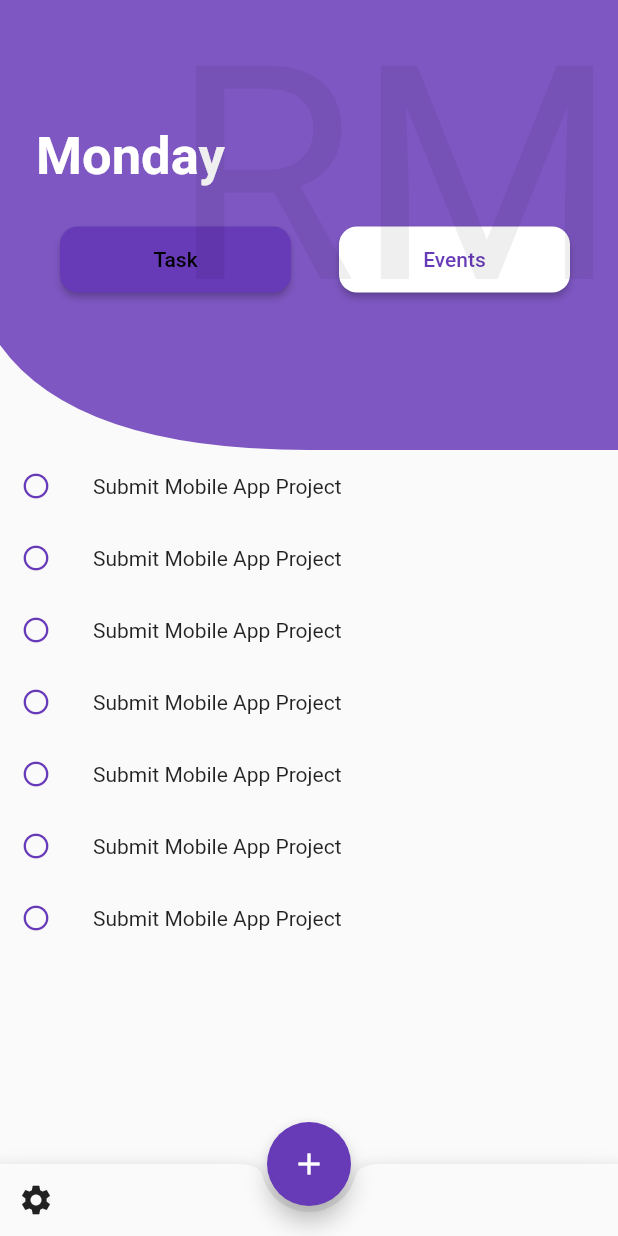
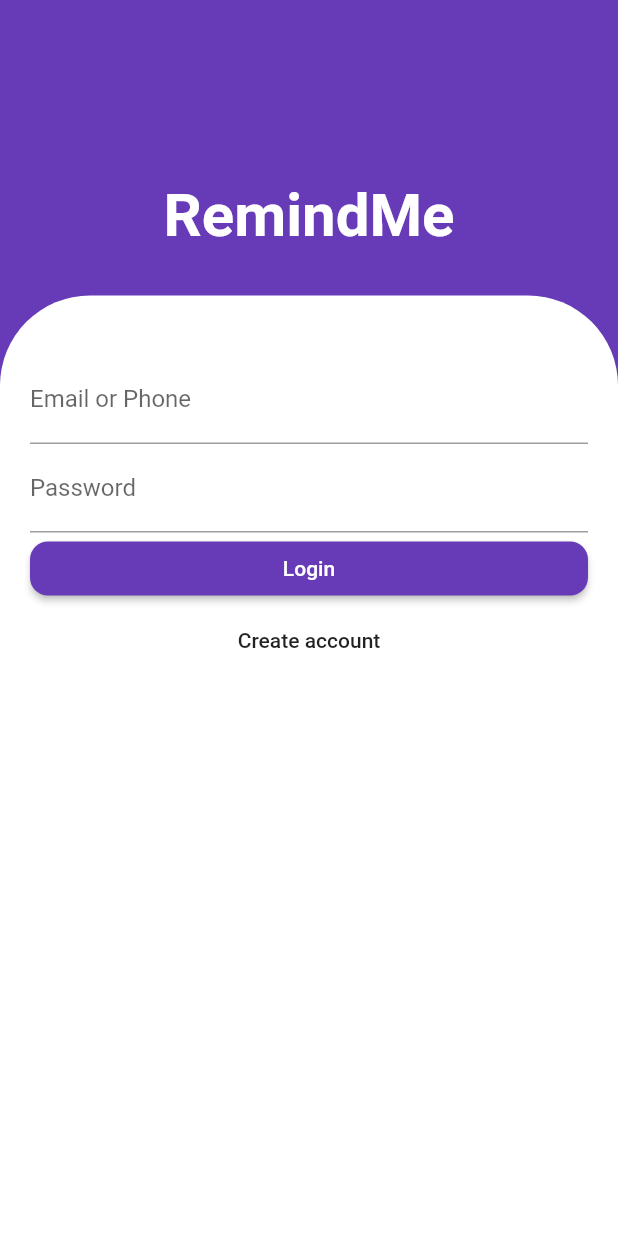
Before and after one commit to marvin14/projectRemindME, a Flutter app: the screen it shows after launch, on a phone screen of 412 x 824 dp. Run offline on Flutter 3.47's test engine with Material 2 defaults, Android fonts, the phone set to English and light mode, and no system bars; our stand-ins replace firebase_auth, table_calendar; accounts and stored records are empty.

Commit message:
3rd commit with sign in

```diff
--- a/lib/main.dart
+++ b/lib/main.dart
@@ -1,10 +1,10 @@
 import 'package:flutter/material.dart';
 import 'package:flutter/rendering.dart';
-import 'package:project/pages/add_event_page.dart';
-import 'package:project/pages/add_task_page.dart';
+import 'package:project/pages/calendar.dart';
 import 'package:project/pages/event_page.dart';
+import 'package:project/pages/landing_page.dart';
 import 'package:project/pages/task_page.dart';
-import 'package:project/widgets/custom_button.dart';
+import 'package:firebase_auth/firebase_auth.dart';
 
 void main() => runApp(MyApp());
 
@@ -14,203 +14,186 @@ class MyApp extends StatelessWidget {
   Widget build(BuildContext context) {
     return MaterialApp(
         title: 'RemindMe',
-      theme: ThemeData(
-
-        primarySwatch: Colors.deepPurple
-      ),
-      home: MyHomePage(title: 'RemindMe'),
-      routes: <String,WidgetBuilder>{
-        "/taskPage":(BuildContext context)=>TaskPage(),
-        "/eventPage":(BuildContext context)=>EventPage()
-      }
-    );
+        theme: ThemeData(primarySwatch: Colors.deepPurple),
+        home: UserLogin(),
+        routes: <String, WidgetBuilder>{
+          "/taskPage": (BuildContext context) => TaskPage(),
+          "/eventPage": (BuildContext context) => EventPage(),
+          "/calendar": (BuildContext context) => HomePage(),
+          "/landing": (BuildContext context) => MyHomePage(),
+        });
   }
 }
 
-class MyHomePage extends StatefulWidget {
-  MyHomePage({Key key, this.title}) : super(key: key);
-
-
-  final String title;
-
+class UserLogin extends StatefulWidget {
   @override
-  _MyHomePageState createState() => _MyHomePageState();
+  _UserLoginState createState() => _UserLoginState();
 }
 
-class _MyHomePageState extends State<MyHomePage> {
+enum FormType { login, register }
 
-  PageController _pageController = PageController();
-  double currentPage = 0;
+class _UserLoginState extends State<UserLogin> {
+  TextEditingController emailEditingContrller = TextEditingController();
+
+  final _formKey = GlobalKey<FormState>();
+  String _email;
+  String _password;
+  FormType _formType = FormType.login;
+
+  bool validate() {
+    final form = _formKey.currentState;
+    if (form.validate()) {
+      form.save();
+      Navigator.push(context, MaterialPageRoute(builder:(context)=>MyHomePage() ));
+      return true;
+    }
+    return false;
+  }
+
+  void validateSubmit() async {
+    if (validate()) {
+      try {
+        if (_formType == FormType.login){
+        FirebaseUser user = (await FirebaseAuth.instance.signInWithEmailAndPassword(email: _email, password: _password)) as FirebaseUser;
+        print('Signed in: ${user.uid}');
+      }else{
+        FirebaseUser user = (await FirebaseAuth.instance.createUserWithEmailAndPassword(email: _email, password: _password)) as FirebaseUser;
+        print('Registered user:${user.uid}');
+      }
+      } catch (e) {
+        print('Error:$e');
+      }
+    }
+  }
+
+  void register() {
+   _formKey.currentState.reset();
+    setState(() {
+      _formType = FormType.register;
+    });
+  }
+
+  void login(){
+    _formKey.currentState.reset();
+    setState(() {
+     _formType =FormType.login;
+    });
+  }
 
   @override
   Widget build(BuildContext context) {
-    _pageController.addListener((){
-      setState(() {
-       currentPage =_pageController.page;
-      });
-    });
-
     return Scaffold(
-        body:Stack(
-          children: <Widget>[_mainContext(context),
-          Positioned(
-            right:0,
-        child: Text("RM" ,style: TextStyle(fontSize: 200, color: Color(0x10000000)),)
-          ,)],
+      body: Container(
+        width: double.infinity,
+        color: Theme.of(context).accentColor,
+        child: Column(
+          crossAxisAlignment: CrossAxisAlignment.center,
+          children: <Widget>[
+            SizedBox(
+              height: 80,
             ),
-
-
-        floatingActionButton: FloatingActionButton(
-          onPressed:(){
-              showDialog(
-                barrierDismissible: false,
-                context: context,
-                builder: (BuildContext context){
-                  return Dialog(
-                    child: currentPage == 0 ? AddTaskPage() : AddEventPage(),
-                  shape: RoundedRectangleBorder(
-                    borderRadius: BorderRadius.circular(12)),);
-                }
+            Padding(padding: EdgeInsets.all(20)),
+            Text(
+              "RemindMe",
+              style: TextStyle(color: Colors.white, fontSize: 40,fontWeight: FontWeight.bold),
+            ),
+            SizedBox(
+              height: 30,
+            ),
+            Expanded(
+              child: Container(
+                decoration: BoxDecoration(
+                    color: Colors.white,
+                    borderRadius: BorderRadius.only(
+                        topLeft: Radius.circular(60),
+                        topRight: Radius.circular(60))),
+                child: Padding(
+                  padding: EdgeInsets.all(20),
+                  child: Column(
+                    children: <Widget>[
+                      SizedBox(
+                        height: 20,
+                      ),
+                      SingleChildScrollView(
+                        child: Container(
+                          child: Form(
+                            key: _formKey,
+                            child: Column(
+                              crossAxisAlignment: CrossAxisAlignment.stretch,
+                              mainAxisAlignment: MainAxisAlignment.start,
+                              children: buildInputs()+submitButtons(),
+                            ),
+                          ),
+                        ),
+                      ),
+                    ],
+                  ),
+                ),
+              ),
+            ),
+          ],
+        ),
+      ),
     );
-
-          },
-          child: Icon(Icons.add),
-          ),
-          floatingActionButtonLocation: FloatingActionButtonLocation.centerDocked,
-
-          bottomNavigationBar:BottomAppBar(
-            color: Colors.grey[50],
-            shape: CircularNotchedRectangle(),
-            child:Row(
-              mainAxisAlignment: MainAxisAlignment.spaceBetween,
-              children: <Widget>[
-                IconButton(onPressed:(){},
-                icon: Icon(Icons.settings)
-                ,),
-              ],
-            )
-            ,) ,
-        );
-
   }
 
-  Widget _mainContext(BuildContext context) {
-    var children2 = <Widget>[
-               SizedBox(height: 60),
-               Padding(
-                 padding:const EdgeInsets.all(24.0),
+  List<Widget> buildInputs() {
+    return [
+      TextFormField(
+        validator: (value) => value.isEmpty ? 'Email Required' : null,
+        decoration: InputDecoration(
+          labelText: 'Email or Phone',
+        ),
+        onSaved: (value) => _email = value,
+      ),
+      TextFormField(
+        obscureText: true,
+        validator: (value) => value.isEmpty ? 'Password Required' : null,
+        decoration: InputDecoration(
+          labelText: 'Password',
+        ),
+        onSaved: (value) => _password = value,
+      ),
+    ];
+  }
 
-
-               child:Text("Monday",
-
-               style: TextStyle(fontSize: 35 ,
-               fontWeight: FontWeight.bold,
-               color: Colors.white,
-            )),
-
+  List<Widget> submitButtons() {
+    if (_formType== FormType.login){
+    return [
+      RaisedButton(
+        onPressed: validateSubmit,
+        shape: RoundedRectangleBorder(
+          borderRadius: BorderRadius.circular(12),
         ),
-
-
-            Row (
-                children: <Widget>[
-                Padding(padding: EdgeInsets.all(20.0),),
-                 Expanded(
-
-                       child: CustomButton(
-                          onPressed: (){
-                            Navigator.of(context).pushNamed("taskPage");
-                         _pageController.previousPage(
-                           duration:Duration(milliseconds: 500),
-                           curve:Curves.bounceInOut);
-                       },
-                      buttonText: "Task",
-
-                       color:
-                       currentPage < 0.5 ? Theme.of(context).accentColor:Colors.white,
-                       textColor:
-                        currentPage <0.5? Colors.black: Theme.of(context).accentColor,
-
+        color: Theme.of(context).accentColor,
+        child: Text(
+          "Login",
+          style: TextStyle(color: Colors.white),
         ),
       ),
-
-                 SizedBox(
-                   width: 32,
+      FlatButton(
+        child: Text('Create account'),
+        onPressed: register,
+      )
+    ];
+  }else{
+     return [
+      RaisedButton(
+        onPressed: validateSubmit,
+        shape: RoundedRectangleBorder(
+          borderRadius: BorderRadius.circular(12),
         ),
-
-                  Expanded(
-                     child: CustomButton(
-                         onPressed: (){
-                            Navigator.of(context).pushNamed("eventPage");
-                           _pageController.nextPage(
-                           duration:Duration(milliseconds: 500),
-                           curve:Curves.bounceInOut);
-                         },
-                     buttonText: "Events",
-
-                     color:
-                     currentPage > 0.5 ? Theme.of(context).accentColor:Colors.white,
-                     textColor:
-                        currentPage >0.5? Colors.black: Theme.of(context).accentColor,
-
-
-
+        color: Theme.of(context).accentColor,
+        child: Text(
+          "Create account",
+          style: TextStyle(color: Colors.white),
         ),
       ),
-                SizedBox(
-                    width:32 ,)
-               ],
-               ),
+      FlatButton(
+        child: Text('Have an account? Login'),
+        onPressed: login,
+      )
      ];
-    return Column(
-        children: <Widget>[
-
-        ClipPath (
-          clipper: Myclipper(),
-           child: Container(
-             child: Column(
-               crossAxisAlignment: CrossAxisAlignment.start,
-               children: children2,
-               ),
-
-            height:300 ,
-            decoration: BoxDecoration(
-            color:Colors.deepPurple[400] ),
-              ),
-                ),
-
-        Expanded(
-        child: PageView(
-          controller: _pageController,
-          children: <Widget>[
-          TaskPage(),EventPage()],
-        )),
-
-
-
-      ],
-     );
-
   }
-
 }
-
-   class Myclipper extends CustomClipper<Path>{
-  @override
-  Path getClip(Size size) {
-    var path =new Path();
-      path.lineTo(0, size.height-70);
-      var controllPoint=Offset(50,size.height);
-      var endPoint=Offset(size.width/2, size.height);
-      path.quadraticBezierTo(controllPoint.dx, controllPoint.dy, endPoint.dx, endPoint.dy);
-      path.lineTo(size.width, size.height);
-      path.lineTo(size.width, 0);
-      return path;
 }
-
-  @override
-  bool shouldReclip(CustomClipper<Path> oldClipper) {
-
-    return true;
-  }
-
-      }
--- a/pubspec.yaml
+++ b/pubspec.yaml
@@ -19,6 +19,9 @@ environment:
 dependencies:
   flutter:
     sdk: flutter
+  table_calendar: ^2.1.0
+  cloud_firestore: ^0.12.9+6
+  firebase_auth: ^0.14.0+8
 
   # The following adds the Cupertino Icons font to your application.
   # Use with the CupertinoIcons class for iOS style icons.
```
Also changed, not shown: lib/pages/calendar.dart (added, +41 -0 lines), lib/pages/landing_page.dart (added, +228 -0 lines), lib/pages/splashScreen.dart (deleted), pubspec.lock, 3 other files. Lines whose indentation alone changed are shown as unchanged.
